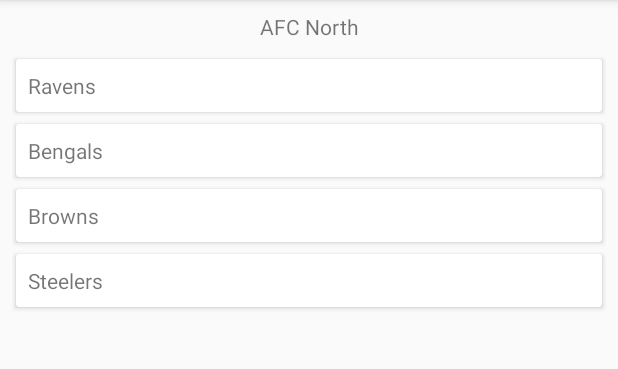
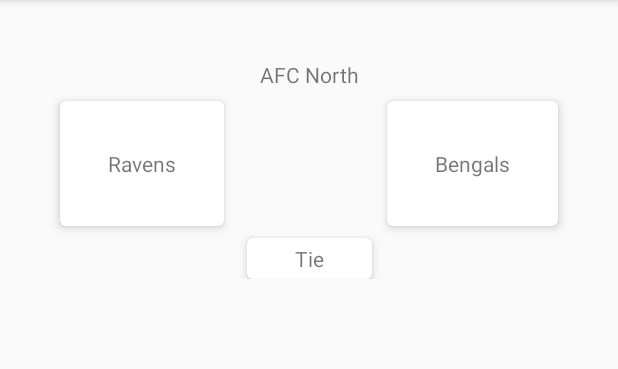
Before and after one commit to nrloyd/Ranker, an Android app: the screen it shows after launch (ResultsActivity before the commit, RankerActivity after it), after a tap on "AFC North", on a phone screen of 412 x 824 dp, the part 84-453 px from its top. Run offline under Robolectric (Android 15) with nearby library versions, the phone set to English and light mode, and no system bars.

Commit message:
Set up RankerActivity, so that the app flows from MainActivity > RankerActivity > ResultsActivity

```diff
--- a/app/src/main/AndroidManifest.xml
+++ b/app/src/main/AndroidManifest.xml
@@ -9,7 +9,8 @@
         android:roundIcon="@mipmap/ic_launcher_round"
         android:supportsRtl="true"
         android:theme="@style/AppTheme">
-        <activity android:name=".ResultsActivity"></activity>
+        <activity android:name=".RankerActivity"></activity>
+        <activity android:name=".ResultsActivity" />
         <activity
             android:name=".MainActivity"
             android:label="@string/app_name"
--- a/app/src/main/java/com/example/ranker/GroupRecyclerAdapter.java
+++ b/app/src/main/java/com/example/ranker/GroupRecyclerAdapter.java
@@ -55,8 +55,8 @@ public class GroupRecyclerAdapter extends RecyclerView.Adapter<GroupRecyclerAdap
             itemView.setOnClickListener(new View.OnClickListener() {
                 @Override
                 public void onClick(View v) {
-                    Intent intent = new Intent(context, ResultsActivity.class);
-                    intent.putExtra(ResultsActivity.GROUP_INFO, currentPosition);
+                    Intent intent = new Intent(context, RankerActivity.class);
+                    intent.putExtra(RankerActivity.GROUP_INFO, currentPosition);
                     context.startActivity(intent);
                 }
             });
--- a/app/src/main/java/com/example/ranker/RankedListRecyclerAdapter.java
+++ b/app/src/main/java/com/example/ranker/RankedListRecyclerAdapter.java
@@ -55,14 +55,14 @@ public class RankedListRecyclerAdapter extends RecyclerView.Adapter<RankedListRe
             super(itemView);
             textTitle = (TextView) itemView.findViewById(R.id.item_text);
 
-            itemView.setOnClickListener(new View.OnClickListener() {
+            /*itemView.setOnClickListener(new View.OnClickListener() {
                 @Override
                 public void onClick(View v) {
                     Intent intent = new Intent(context, ResultsActivity.class);
                     intent.putExtra(ResultsActivity.GROUP_INFO, currentPosition);
                     context.startActivity(intent);
                 }
-            });
+            });*/
 
         }
     }
--- /dev/null
+++ b/app/src/main/java/com/example/ranker/RankerActivity.java
@@ -0,0 +1,96 @@
+package com.example.ranker;
+
+import androidx.appcompat.app.AppCompatActivity;
+import androidx.cardview.widget.CardView;
+import androidx.recyclerview.widget.LinearLayoutManager;
+import androidx.recyclerview.widget.RecyclerView;
+
+import android.os.Bundle;
+import android.content.Intent;
+import android.view.View;
+import android.widget.AdapterView;
+import android.widget.TextView;
+
+import java.util.ArrayList;
+import java.util.Arrays;
+import java.util.List;
+
+public class RankerActivity extends AppCompatActivity {
+    public static final String GROUP_INFO = "com.example.ranker.GROUP_INFO";
+    public static final int GROUP_POSITION = -1;
+    private int groupPosition;
+    private RankGroup mGroup;
+    private TextView mLeftTextView;
+    private TextView mRightTextView;
+    private TextView mTitleTextView;
+
+    @Override
+    protected void onCreate(Bundle savedInstanceState) {
+        super.onCreate(savedInstanceState);
+        setContentView(R.layout.activity_ranker);
+
+        initializeDisplayContent();
+
+
+    }
+
+    private void displayGroup() {
+        mTitleTextView.setText(mGroup.getTitle());
+        String[] items = mGroup.presentTwoItems();
+        mLeftTextView.setText(items[0]);
+        mRightTextView.setText(items[1]);
+    }
+
+    private void initializeDisplayContent() {
+        //get group information from intent
+        Intent intent = getIntent();
+        groupPosition = intent.getIntExtra(GROUP_INFO, GROUP_POSITION);
+        mGroup = DataManager.getInstance().getGroups().get(groupPosition);
+
+        mTitleTextView = findViewById(R.id.group_title);
+        mLeftTextView = findViewById(R.id.left_option_name);
+        mRightTextView = findViewById(R.id.right_option_name);
+        CardView leftCard = findViewById(R.id.left_option);
+        CardView rightCard = findViewById(R.id.right_option);
+        CardView tieCard = findViewById(R.id.tie_option);
+
+        displayGroup();
+
+        leftCard.setOnClickListener(new AdapterView.OnClickListener() {
+            @Override
+            public void onClick(View v) {
+                generalOnClick(0);
+            }
+        });
+
+        rightCard.setOnClickListener(new AdapterView.OnClickListener() {
+            @Override
+            public void onClick(View v) {
+                generalOnClick(1);
+            }
+        });
+
+        tieCard.setOnClickListener(new AdapterView.OnClickListener() {
+            @Override
+            public void onClick(View v) {
+                generalOnClick(2);
+            }
+        });
+
+    }
+
+    private void generalOnClick(int i) {
+        mGroup.selectWinner(i);
+        if (mGroup.isSorted() == 1) {
+            showResults();
+        } else {
+            displayGroup();
+        }
+    }
+
+    private void showResults() {
+        Intent intent = new Intent(RankerActivity.this, ResultsActivity.class);
+        intent.putExtra(ResultsActivity.GROUP_INFO, groupPosition);
+        startActivity(intent);
+    }
+}
--- /dev/null
+++ b/app/src/main/res/layout/activity_ranker.xml
@@ -0,0 +1,98 @@
+<?xml version="1.0" encoding="utf-8"?>
+<androidx.constraintlayout.widget.ConstraintLayout xmlns:android="http://schemas.android.com/apk/res/android"
+    xmlns:app="http://schemas.android.com/apk/res-auto"
+    xmlns:tools="http://schemas.android.com/tools"
+    android:layout_width="match_parent"
+    android:layout_height="match_parent"
+    tools:context=".RankerActivity">
+
+    <androidx.constraintlayout.widget.ConstraintLayout
+        android:layout_width="0dp"
+        android:layout_height="wrap_content"
+        android:layout_marginStart="8dp"
+        android:layout_marginTop="32dp"
+        android:layout_marginEnd="8dp"
+        app:layout_constraintEnd_toEndOf="parent"
+        app:layout_constraintStart_toStartOf="parent"
+        app:layout_constraintTop_toTopOf="parent">
+
+        <TextView
+            android:id="@+id/group_title"
+            android:layout_width="wrap_content"
+            android:layout_height="wrap_content"
+            android:layout_marginStart="8dp"
+            android:layout_marginTop="8dp"
+            android:layout_marginEnd="8dp"
+            android:text="TextView"
+            app:layout_constraintEnd_toEndOf="parent"
+            app:layout_constraintStart_toStartOf="parent"
+            app:layout_constraintTop_toTopOf="parent" />
+
+        <androidx.cardview.widget.CardView
+            android:id="@+id/left_option"
+            android:layout_width="wrap_content"
+            android:layout_height="wrap_content"
+            android:layout_marginStart="32dp"
+            android:layout_marginTop="8dp"
+            app:cardCornerRadius="4dp"
+            app:cardElevation="4dp"
+            app:contentPadding="32dp"
+            app:layout_constraintEnd_toStartOf="@+id/right_option"
+            app:layout_constraintHorizontal_chainStyle="spread_inside"
+            app:layout_constraintStart_toStartOf="parent"
+            app:layout_constraintTop_toBottomOf="@id/group_title">
+
+            <TextView
+                android:id="@+id/left_option_name"
+                android:layout_width="wrap_content"
+                android:layout_height="wrap_content"
+                android:text="TextView" />
+        </androidx.cardview.widget.CardView>
+
+        <androidx.cardview.widget.CardView
+            android:id="@+id/right_option"
+            android:layout_width="wrap_content"
+            android:layout_height="wrap_content"
+            android:layout_marginTop="8dp"
+            android:layout_marginEnd="32dp"
+            app:cardCornerRadius="4dp"
+            app:cardElevation="4dp"
+            app:contentPadding="32dp"
+            app:layout_constraintEnd_toEndOf="parent"
+            app:layout_constraintStart_toEndOf="@id/left_option"
+            app:layout_constraintTop_toBottomOf="@id/group_title">
+
+            <TextView
+                android:id="@+id/right_option_name"
+                android:layout_width="wrap_content"
+                android:layout_height="wrap_content"
+                android:text="TextView" />
+        </androidx.cardview.widget.CardView>
+
+        <androidx.cardview.widget.CardView
+            android:id="@+id/tie_option"
+            android:layout_width="wrap_content"
+            android:layout_height="wrap_content"
+            android:layout_marginStart="8dp"
+            android:layout_marginTop="8dp"
+            android:layout_marginEnd="8dp"
+            app:cardCornerRadius="4dp"
+            app:cardElevation="4dp"
+            app:contentPadding="0dp"
+            app:contentPaddingBottom="4dp"
+            app:contentPaddingLeft="32dp"
+            app:contentPaddingRight="32dp"
+            app:contentPaddingTop="4dp"
+            app:layout_constraintEnd_toEndOf="parent"
+            app:layout_constraintStart_toStartOf="parent"
+            app:layout_constraintTop_toBottomOf="@id/left_option">
+
+            <TextView
+                android:id="@+id/tie_text"
+                android:layout_width="wrap_content"
+                android:layout_height="wrap_content"
+                android:text="Tie" />
+        </androidx.cardview.widget.CardView>
+
+    </androidx.constraintlayout.widget.ConstraintLayout>
+</androidx.constraintlayout.widget.ConstraintLayout>
```
Also changed, not shown: 1 other file.
